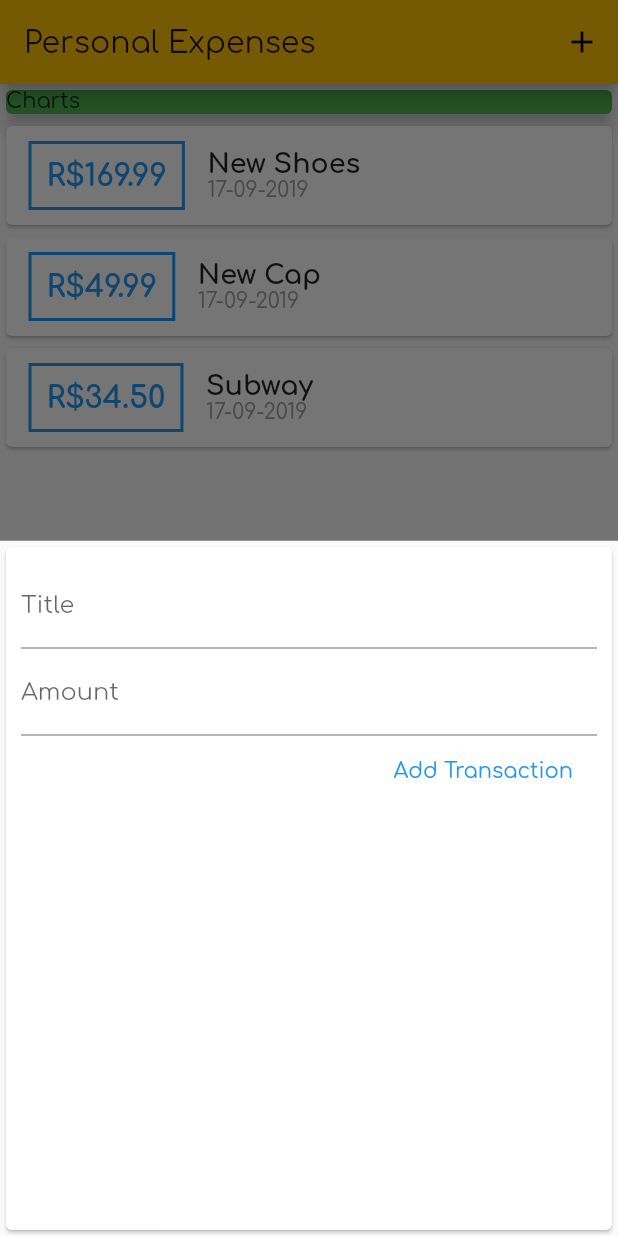
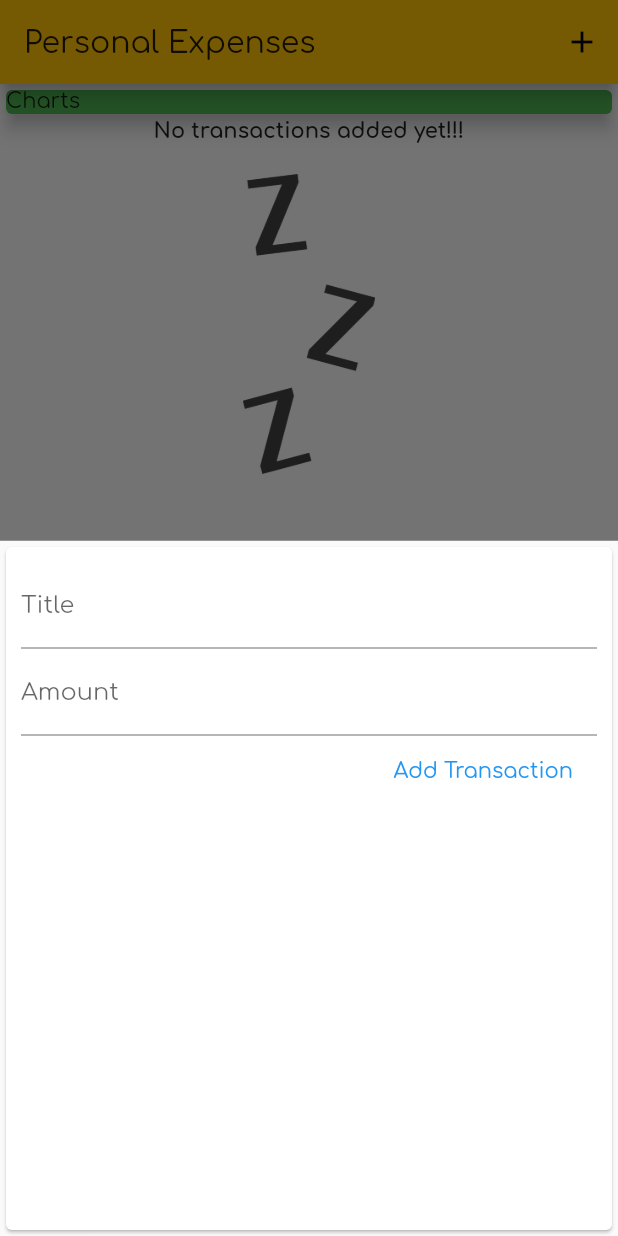
Before and after one commit to AdielAndradeR/flutter_personal_expenses, a Flutter app: the screen it shows after launch, after a tap on the "add" icon, on a phone screen of 412 x 824 dp. Run offline on Flutter 3.47's test engine with Material 2 defaults, Android fonts, the phone set to English and light mode, and no system bars.

```diff
--- a/lib/main.dart
+++ b/lib/main.dart
@@ -32,21 +32,7 @@ class MyHomePage extends StatefulWidget {
 class _MyHomePageState extends State<MyHomePage>{
 
   final List<Transaction> _userTransactions = [
-    Transaction(
-      id: 't1',
-      title: 'New Shoes',
-      amount: 169.99,
-      date: DateTime.now()),
-    Transaction(
-      id: 't2',
-      title: 'New Cap',
-      amount: 49.99,
-      date: DateTime.now()),
-    Transaction(
-      id: 't3',
-      title: 'Subway',
-      amount: 34.50,
-      date: DateTime.now()),
+
   ];
 
   void _addNewTransaction(String txTitle, double txAmount){
--- a/lib/widgets/transaction_list.dart
+++ b/lib/widgets/transaction_list.dart
@@ -10,8 +10,29 @@ class TransactionList extends StatelessWidget {
   @override
   Widget build(BuildContext context) {
     return Container(
-        height: 500,
-        child : ListView.builder(
+        height: 400,
+        child : transactions.isEmpty ?
+          Column(
+            children: <Widget>[
+              Text(
+                'No transactions added yet!!!',
+                style: TextStyle(fontWeight: FontWeight.bold)
+              ),
+              SizedBox(
+                height: 20,
+              ),
+              Container(
+                height: 200,
+                child: Image.asset(
+                  'assets/images/waiting.png',
+                  fit: BoxFit.cover,
+
+                ),
+              )
+
+            ],
+          )
+        : ListView.builder(
           itemBuilder: (ctx, index) {
             return Card(
               child: Row(children: <Widget>[
--- a/pubspec.yaml
+++ b/pubspec.yaml
@@ -42,8 +42,8 @@ flutter:
   uses-material-design: true
 
   # To add assets to your application, add an assets section, like this:
-  # assets:
-  #  - images/a_dot_burr.jpeg
+  assets:
+   - assets/images/waiting.png
   #  - images/a_dot_ham.jpeg
 
   # An image asset can refer to one or more resolution-specific "variants", see
```
Also changed, not shown: assets/images/waiting.png (added).
